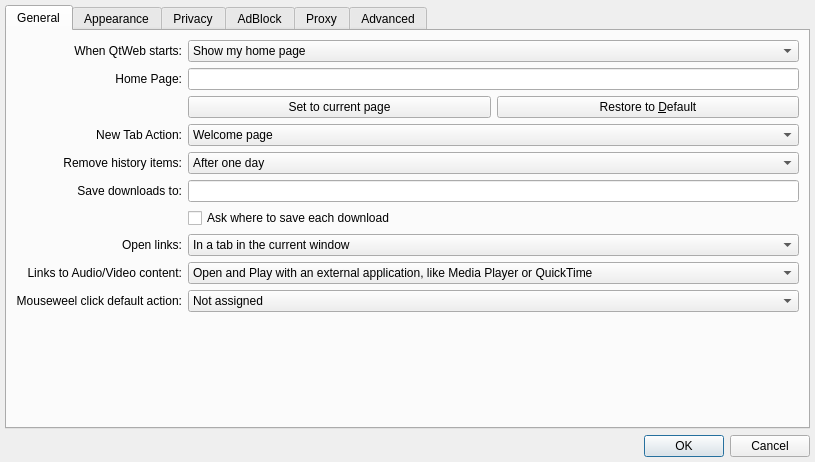
This is src/settings.ui in RomanChebotarev/QtWeb as Qt 5 draws it before an edit. The edited form follows.
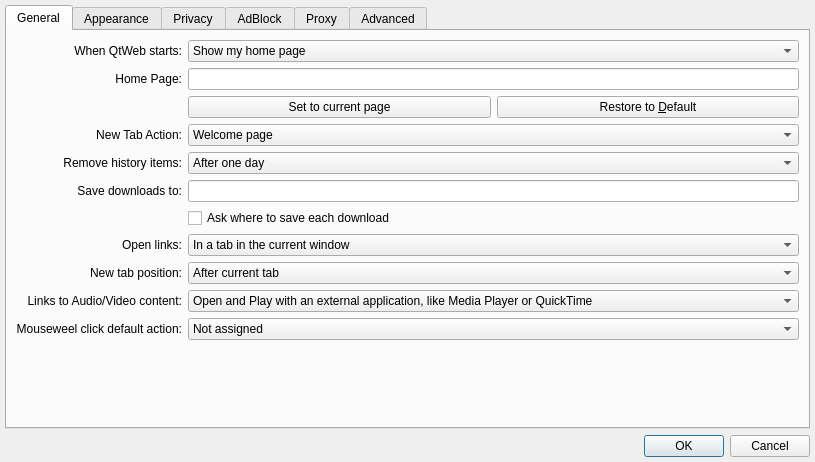
This is the edited form. The open tabs and pages were chosen to show the change. Icons and pictures are not drawn.

Commit message: Added config ability for new tab position: after current/last tab.

The edit to the form file:
```diff
--- a/src/settings.ui
+++ b/src/settings.ui
@@ -43,6 +43,16 @@
        <string>General</string>
       </attribute>
       <layout class="QGridLayout" name="commonSettingsGridLayout">
+       <item row="9" column="0">
+        <widget class="QLabel" name="label_16">
+         <property name="text">
+          <string>Links to Audio/Video content:</string>
+         </property>
+         <property name="alignment">
+          <set>Qt::AlignLeading|Qt::AlignLeft|Qt::AlignRight|Qt::AlignTrailing|Qt::AlignVCenter</set>
+         </property>
+        </widget>
+       </item>
        <item row="0" column="0">
         <widget class="QLabel" name="label_17">
          <property name="text">
@@ -220,17 +230,7 @@
          </item>
         </widget>
        </item>
-       <item row="8" column="0">
-        <widget class="QLabel" name="label_16">
-         <property name="text">
-          <string>Links to Audio/Video content:</string>
-         </property>
-         <property name="alignment">
-          <set>Qt::AlignLeading|Qt::AlignLeft|Qt::AlignRight|Qt::AlignTrailing|Qt::AlignVCenter</set>
-         </property>
-        </widget>
-       </item>
-       <item row="8" column="1">
+       <item row="9" column="1">
         <widget class="QComboBox" name="comboBoxAV">
          <item>
           <property name="text">
@@ -244,7 +244,7 @@
          </item>
         </widget>
        </item>
-       <item row="9" column="0">
+       <item row="10" column="0">
         <widget class="QLabel" name="label_19">
          <property name="text">
           <string>Mouseweel click default action:</string>
@@ -254,7 +254,7 @@
          </property>
         </widget>
        </item>
-       <item row="9" column="1">
+       <item row="10" column="1">
         <widget class="QComboBox" name="mouseweelClick">
          <item>
           <property name="text">
@@ -268,7 +268,7 @@
          </item>
         </widget>
        </item>
-       <item row="10" column="1">
+       <item row="12" column="1">
         <spacer>
          <property name="orientation">
           <enum>Qt::Vertical</enum>
@@ -281,6 +281,30 @@
          </property>
         </spacer>
        </item>
+       <item row="8" column="1">
+        <widget class="QComboBox" name="cbNewTabPosition">
+         <item>
+          <property name="text">
+           <string>After current tab</string>
+          </property>
+         </item>
+         <item>
+          <property name="text">
+           <string>After last tab</string>
+          </property>
+         </item>
+        </widget>
+       </item>
+       <item row="8" column="0">
+        <widget class="QLabel" name="label_25">
+         <property name="text">
+          <string>New tab position:</string>
+         </property>
+         <property name="alignment">
+          <set>Qt::AlignRight|Qt::AlignTrailing|Qt::AlignVCenter</set>
+         </property>
+        </widget>
+       </item>
       </layout>
      </widget>
      <widget class="QWidget" name="tab_3">
```
Left out of the diff: 11 changed lines with no effect on the pictures. The commit also changes 4 other files.
